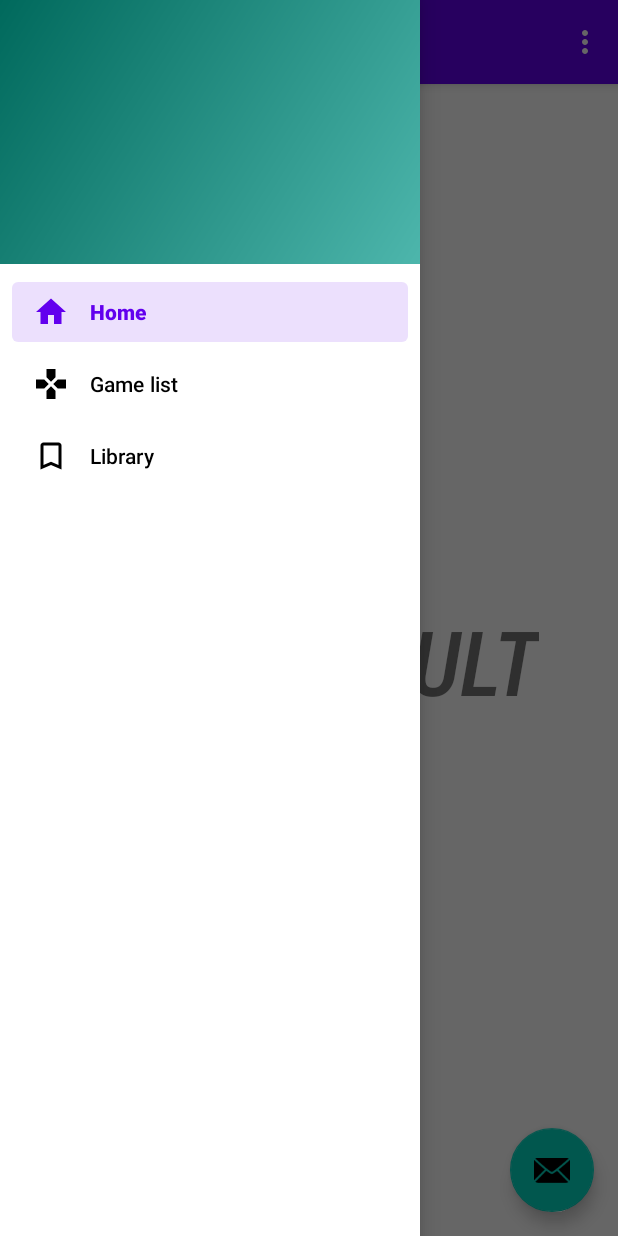
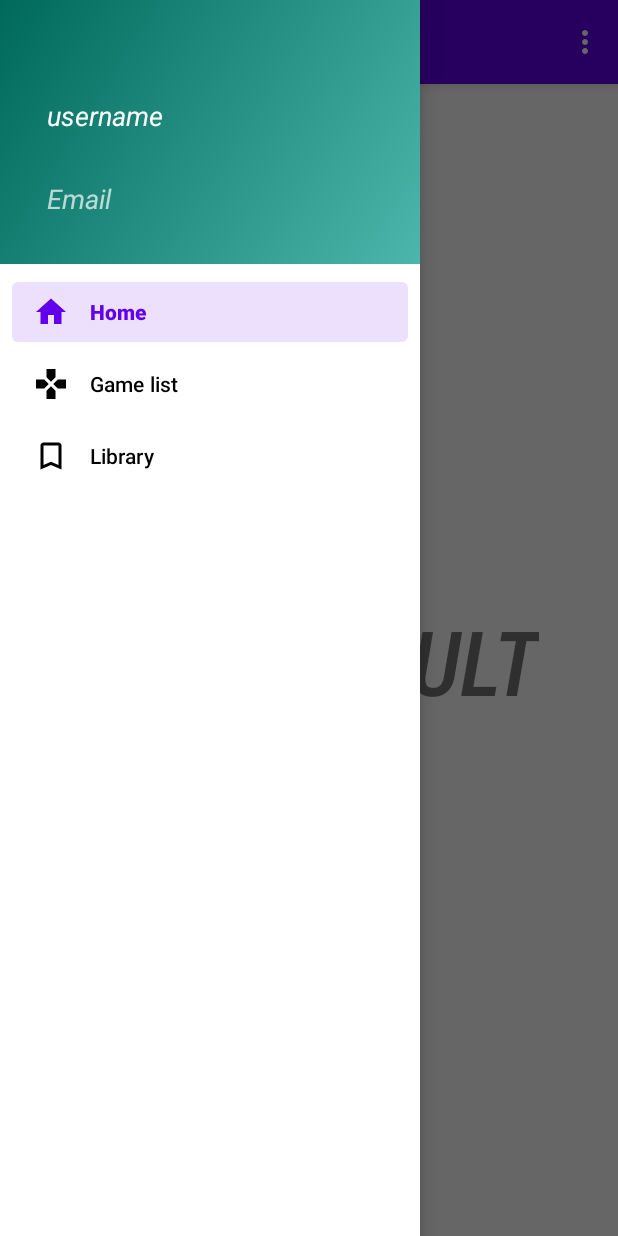
Before and after one commit to connor48236/MAD405-Android-Development3-Finial-The-Game-Vault, an Android app: the screen it shows after launch (MainActivity), with the side drawer open, on a phone screen of 412 x 824 dp. Run offline under Robolectric (Android 15) with nearby library versions, the phone set to English and light mode, and no system bars; our stand-ins replace navigation-ui.

Commit message:
The username and email now work and allows the user to change text size also minor bug fixes

```diff
--- a/app/src/main/java/com/example/thegamevault/MainActivity.java
+++ b/app/src/main/java/com/example/thegamevault/MainActivity.java
@@ -2,6 +2,8 @@ package com.example.thegamevault;
 
 import android.content.Intent;
 import android.content.SharedPreferences;
+import android.content.res.Resources;
+import android.graphics.drawable.Drawable;
 import android.os.Bundle;
 import android.preference.PreferenceManager;
 import android.view.MenuItem;
@@ -27,19 +29,27 @@ public class MainActivity extends AppCompatActivity {
     private AppBarConfiguration mAppBarConfiguration;
 
     @Override
+    protected void onResume() {
+        super.onResume();
+        DrawerLayout drawer = findViewById(R.id.drawer_layout);
+
+        SharedPreferences preferences = PreferenceManager.getDefaultSharedPreferences(getApplicationContext());
+
+
+        //Grabs the colour for the app
+        String appColour = preferences.getString("colour_options", "blue");
+
+        //Resources.Theme theme = android.R.style.Theme;
+        //setTheme();
+
+    }
+
+    @Override
     protected void onCreate(Bundle savedInstanceState) {
         super.onCreate(savedInstanceState);
         setContentView(R.layout.activity_main);
         Toolbar toolbar = findViewById(R.id.toolbar);
         setSupportActionBar(toolbar);
-        FloatingActionButton fab = findViewById(R.id.fab);
-        fab.setOnClickListener(new View.OnClickListener() {
-            @Override
-            public void onClick(View view) {
-                Snackbar.make(view, "Replace with your own action", Snackbar.LENGTH_LONG)
-                        .setAction("Action", null).show();
-            }
-        });
         DrawerLayout drawer = findViewById(R.id.drawer_layout);
         NavigationView navigationView = findViewById(R.id.nav_view);
         // Passing each menu ID as a set of Ids because each
@@ -62,11 +72,13 @@ public class MainActivity extends AppCompatActivity {
         SharedPreferences preferences = PreferenceManager.getDefaultSharedPreferences(getApplicationContext());
 
         //Stores the email and name entered
-        final String username = preferences.getString("user_name", "user");
+        final String username = preferences.getString("user_name", "username");
         TextView displayUserName = findViewById(R.id.userName);
+        displayUserName.setText(username);
 
-        final String email = preferences.getString("user_email", "email");
+        final String email = preferences.getString("user_email", "Email");
         TextView displayUserEmail = findViewById(R.id.userEmail);
+        displayUserEmail.setText(email);
 
 
         return true;
--- a/app/src/main/res/layout/app_bar_main.xml
+++ b/app/src/main/res/layout/app_bar_main.xml
@@ -22,12 +22,4 @@
 
     <include layout="@layout/content_main" />
 
-    <com.google.android.material.floatingactionbutton.FloatingActionButton
-        android:id="@+id/fab"
-        android:layout_width="wrap_content"
-        android:layout_height="wrap_content"
-        android:layout_gravity="bottom|end"
-        android:layout_margin="@dimen/fab_margin"
-        app:srcCompat="@android:drawable/ic_dialog_email" />
-
 </androidx.coordinatorlayout.widget.CoordinatorLayout>
--- a/app/src/main/res/layout/nav_header_main.xml
+++ b/app/src/main/res/layout/nav_header_main.xml
@@ -1,6 +1,7 @@
 <?xml version="1.0" encoding="utf-8"?>
 <LinearLayout xmlns:android="http://schemas.android.com/apk/res/android"
     xmlns:app="http://schemas.android.com/apk/res-auto"
+    xmlns:tools="http://schemas.android.com/tools"
     android:layout_width="match_parent"
     android:layout_height="@dimen/nav_header_height"
     android:background="@drawable/side_nav_bar"
@@ -16,11 +17,23 @@
         android:id="@+id/userName"
         android:layout_width="match_parent"
         android:layout_height="wrap_content"
+        android:layout_margin="10dp"
+        android:padding="5dp"
         android:paddingTop="@dimen/nav_header_vertical_spacing"
-        android:textAppearance="@style/TextAppearance.AppCompat.Body1" />
+        android:text="No Name Saved"
+        android:textAlignment="textStart"
+        android:textAppearance="@style/TextAppearance.AppCompat.Body1"
+        android:textSize="18sp"
+        android:textStyle="italic" />
 
     <TextView
         android:id="@+id/userEmail"
-        android:layout_width="wrap_content"
-        android:layout_height="wrap_content" />
+        android:layout_width="361dp"
+        android:layout_height="wrap_content"
+        android:layout_margin="10dp"
+        android:padding="5dp"
+        android:textAlignment="textStart"
+        android:textSize="18sp"
+        android:textStyle="italic"
+        tools:text="No Name Saved" />
 </LinearLayout>
--- a/app/src/main/res/values-night/themes.xml
+++ b/app/src/main/res/values-night/themes.xml
@@ -9,6 +9,12 @@
         <item name="colorSecondary">@color/teal_200</item>
         <item name="colorSecondaryVariant">@color/teal_200</item>
         <item name="colorOnSecondary">@color/black</item>
+
+        <item name="redTheme">@color/red</item>
+        <item name="blueTheme">@color/blue</item>
+        <item name="yellowTheme">@color/yellow</item>
+        <item name="greenTheme">@color/green</item>
+
         <!-- Status bar color. -->
         <item name="android:statusBarColor" tools:targetApi="l">?attr/colorPrimaryVariant</item>
         <!-- Customize your theme here. -->
--- a/app/src/main/res/values/themes.xml
+++ b/app/src/main/res/values/themes.xml
@@ -9,9 +9,16 @@
         <item name="colorSecondary">@color/teal_200</item>
         <item name="colorSecondaryVariant">@color/teal_700</item>
         <item name="colorOnSecondary">@color/black</item>
+
+        <item name="redTheme">@color/red</item>
+        <item name="blueTheme">@color/blue</item>
+        <item name="yellowTheme">@color/yellow</item>
+        <item name="greenTheme">@color/green</item>
+
         <!-- Status bar color. -->
         <item name="android:statusBarColor" tools:targetApi="l">?attr/colorPrimaryVariant</item>
         <!-- Customize your theme here. -->
+
     </style>
 
     <style name="Theme.TheGameVault.NoActionBar">
```
Also changed, not shown: app/src/main/java/com/example/thegamevault/GameListFragment.java (+10 -1 lines), app/src/main/java/com/example/thegamevault/libraryFragment.java (+10 -4 lines), app/src/main/java/com/example/thegamevault/libraryItemFragment.java (+11 -1 lines), app/src/main/java/com/example/thegamevault/pojo/CustomGameAdapter.java (+14 -2 lines), app/src/main/res/values/arrays.xml (+8 -8 lines).
